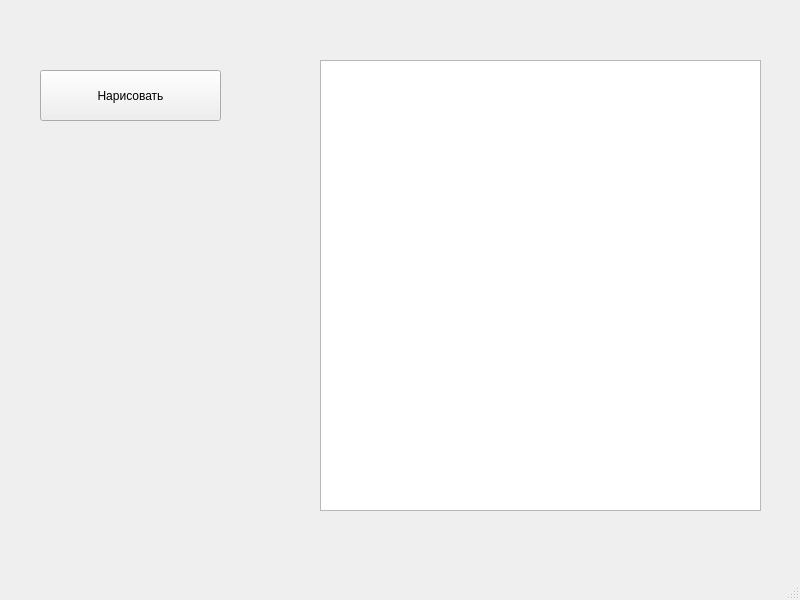
Above: mainwindow.ui from geroineee/Graph_QT before the change. Below: the same form after it.
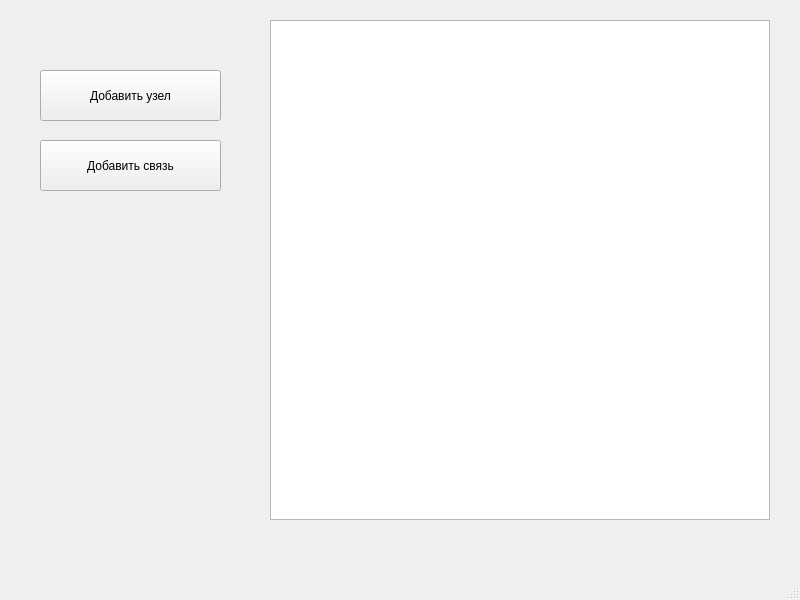
That is the form after the change.

Commit message: Создание связей через кнопку (с вылетом)

The edit to the form file:
```diff
--- a/mainwindow.ui
+++ b/mainwindow.ui
@@ -17,10 +17,10 @@
    <widget class="QGraphicsView" name="graphicsView">
     <property name="geometry">
      <rect>
-      <x>320</x>
-      <y>60</y>
-      <width>441</width>
-      <height>451</height>
+      <x>270</x>
+      <y>20</y>
+      <width>500</width>
+      <height>500</height>
      </rect>
     </property>
    </widget>
@@ -34,7 +34,20 @@
      </rect>
     </property>
     <property name="text">
-     <string>Нарисовать</string>
+     <string>Добавить узел</string>
+    </property>
+   </widget>
+   <widget class="QPushButton" name="pushButton">
+    <property name="geometry">
+     <rect>
+      <x>40</x>
+      <y>140</y>
+      <width>181</width>
+      <height>51</height>
+     </rect>
+    </property>
+    <property name="text">
+     <string>Добавить связь</string>
     </property>
    </widget>
   </widget>
```
The commit also changes 4 other files.
